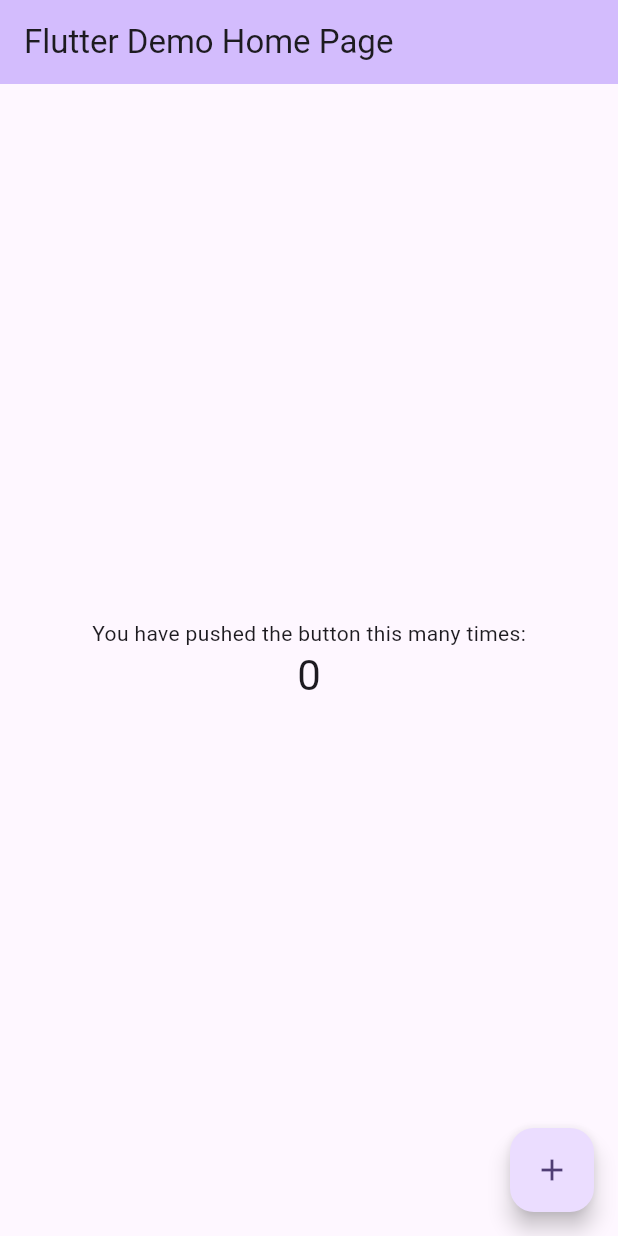
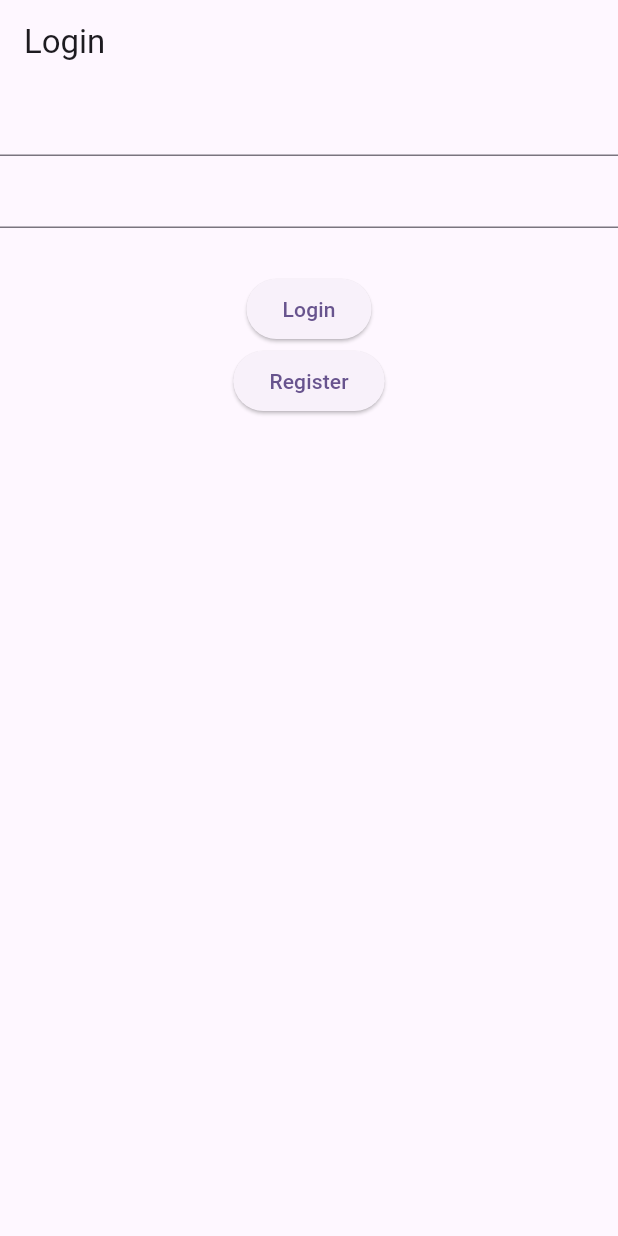
Before and after one commit to MuhammadAliKust/AbdullahBackend, a Flutter app: the screen it shows after launch, on a phone screen of 412 x 824 dp. Run offline on Flutter 3.47's test engine with Material 3 defaults, Android fonts, the phone set to English and light mode, and no system bars.

Commit message:
Login and SignUp Done

```diff
--- a/lib/main.dart
+++ b/lib/main.dart
@@ -1,3 +1,4 @@
+import 'package:abdullah_backend/views/login.dart';
 import 'package:flutter/material.dart';
 
 void main() {
@@ -31,7 +32,7 @@ class MyApp extends StatelessWidget {
         colorScheme: ColorScheme.fromSeed(seedColor: Colors.deepPurple),
         useMaterial3: true,
       ),
-      home: const MyHomePage(title: 'Flutter Demo Home Page'),
+      home: LoginView(),
     );
   }
 }
--- a/lib/services/auth.dart
+++ b/lib/services/auth.dart
@@ -21,7 +21,7 @@ class AuthServices {
     if (response.statusCode == 200 || response.statusCode == 201) {
       return RegisterModel.fromJson(jsonDecode(response.body));
     } else {
-      throw 'Something went wrong';
+      throw response.reasonPhrase.toString();
     }
   }
 
@@ -35,7 +35,7 @@ class AuthServices {
     if (response.statusCode == 200 || response.statusCode == 201) {
       return LoginModel.fromJson(jsonDecode(response.body));
     } else {
-      throw 'Something went wrong';
+      throw response.reasonPhrase.toString();
     }
   }
 
--- /dev/null
+++ b/lib/views/login.dart
@@ -0,0 +1,80 @@
+import 'dart:developer';
+
+import 'package:abdullah_backend/services/auth.dart';
+import 'package:abdullah_backend/views/register.dart';
+import 'package:flutter/material.dart';
+
+class LoginView extends StatefulWidget {
+  LoginView({super.key});
+
+  @override
+  State<LoginView> createState() => _LoginViewState();
+}
+
+class _LoginViewState extends State<LoginView> {
+  TextEditingController emailController = TextEditingController();
+
+  TextEditingController pwdController = TextEditingController();
+
+  bool isLoading = false;
+
+  @override
+  Widget build(BuildContext context) {
+    return Scaffold(
+      appBar: AppBar(
+        title: Text("Login"),
+      ),
+      body: Column(
+        children: [
+          TextField(
+            controller: emailController,
+          ),
+          TextField(
+            controller: pwdController,
+          ),
+          SizedBox(
+            height: 30,
+          ),
+          isLoading
+              ? Center(
+                  child: CircularProgressIndicator(),
+                )
+              : ElevatedButton(
+                  onPressed: () async {
+                    try {
+                      isLoading = true;
+                      setState(() {});
+                      await AuthServices()
+                          .login(
+                              email: emailController.text,
+                              password: pwdController.text)
+                          .then((val) async {
+                        await AuthServices()
+                            .getUserProfile(val.token.toString())
+                            .then((user) {
+                          isLoading = false;
+                          setState(() {});
+                          log(val.token.toString());
+                          ScaffoldMessenger.of(context).showSnackBar(SnackBar(
+                              content: Text(user.user!.name.toString())));
+                        });
+                      });
+                    } catch (e) {
+                      isLoading = false;
+                      setState(() {});
+                      ScaffoldMessenger.of(context)
+                          .showSnackBar(SnackBar(content: Text(e.toString())));
+                    }
+                  },
+                  child: Text("Login")),
+          ElevatedButton(
+              onPressed: () {
+                Navigator.push(context,
+                    MaterialPageRoute(builder: (context) => RegisterView()));
+              },
+              child: Text("Register"))
+        ],
+      ),
+    );
+  }
+}
```
Also changed, not shown: lib/views/register.dart (added, +92 -0 lines).
